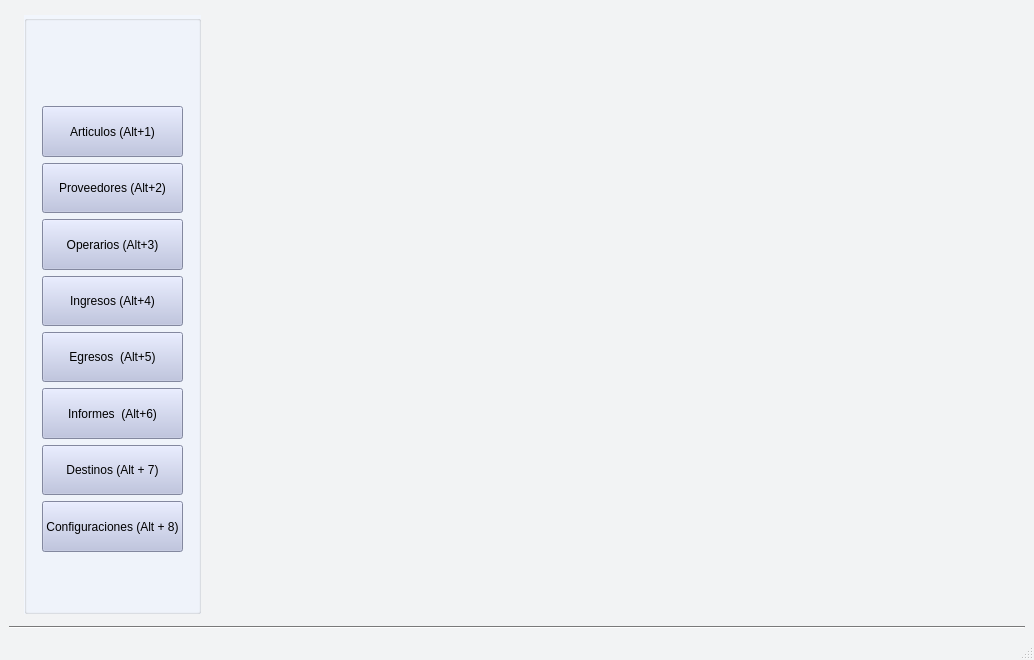
Above: gui/main.ui from Lonaris/Corupel before the change. Below: the same form after it.
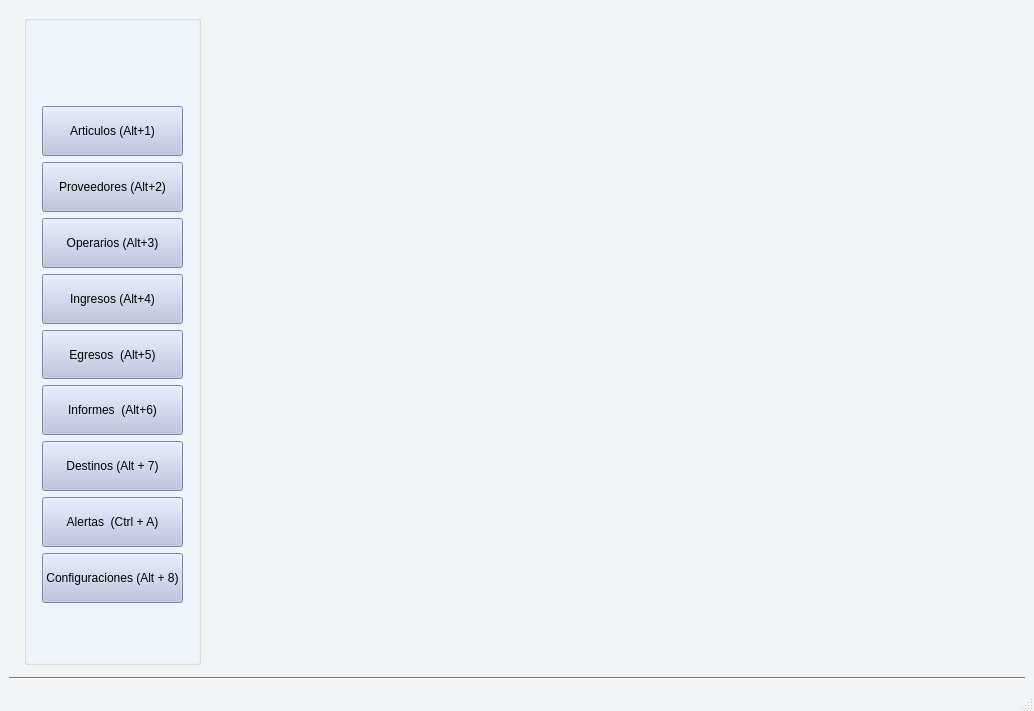
That is the form after the change. Icons and pictures are not drawn.

Commit message:
Ventana de alerta y redimensionado de tablas
Las tablas ahora se redimensionan como corresponde.
AgreguÃ© la ventana de alertas porque no estaba.

Diff of the .ui file:
```diff
--- a/gui/main.ui
+++ b/gui/main.ui
@@ -7,7 +7,7 @@
     <x>0</x>
     <y>0</y>
     <width>1034</width>
-    <height>660</height>
+    <height>711</height>
    </rect>
   </property>
   <property name="palette">
@@ -480,7 +480,7 @@
          <property name="rightMargin">
           <number>15</number>
          </property>
-         <item row="9" column="0" colspan="2">
+         <item row="11" column="0" colspan="2">
           <widget class="QPushButton" name="btn_main_configuracion">
            <property name="sizePolicy">
             <sizepolicy hsizetype="Expanding" vsizetype="Expanding">
@@ -577,7 +577,7 @@
            </property>
           </widget>
          </item>
-         <item row="8" column="0" colspan="2">
+         <item row="9" column="0" colspan="2">
           <widget class="QPushButton" name="btn_main_destinos">
            <property name="sizePolicy">
             <sizepolicy hsizetype="Expanding" vsizetype="Expanding">
@@ -616,7 +616,7 @@
            </property>
           </widget>
          </item>
-         <item row="10" column="0">
+         <item row="12" column="0">
           <spacer name="verticalSpacer">
            <property name="orientation">
             <enum>Qt::Vertical</enum>
@@ -840,6 +840,45 @@
            </property>
           </widget>
          </item>
+         <item row="10" column="0" colspan="2">
+          <widget class="QPushButton" name="btn_main_alertas">
+           <property name="sizePolicy">
+            <sizepolicy hsizetype="Expanding" vsizetype="Expanding">
+             <horstretch>0</horstretch>
+             <verstretch>0</verstretch>
+            </sizepolicy>
+           </property>
+           <property name="focusPolicy">
+            <enum>Qt::ClickFocus</enum>
+           </property>
+           <property name="styleSheet">
+            <string notr="true">#btn_main_alertas{
+background-color:#B7BEDF;
+color: #000000;
+}
+
+#btn_main_alertas:hover{
+background-color: #BAC1D7 
+	}</string>
+           </property>
+           <property name="text">
+            <string>Alertas  (Ctrl + A)</string>
+           </property>
+           <property name="icon">
+            <iconset>
+             <normaloff>ico/alerta.ico</normaloff>ico/alerta.ico</iconset>
+           </property>
+           <property name="iconSize">
+            <size>
+             <width>30</width>
+             <height>40</height>
+            </size>
+           </property>
+           <property name="shortcut">
+            <string>Ctrl+A</string>
+           </property>
+          </widget>
+         </item>
         </layout>
        </widget>
       </item>
```
The commit also changes 17 other files.
